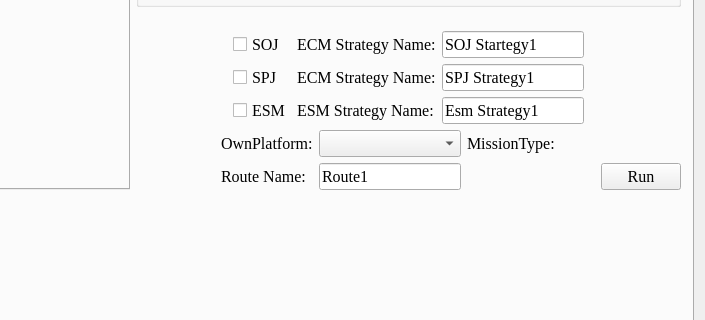
Old version of the form PathPlanGui/MainWindow.ui in the repository louie17/PathPlanning; both pictures show x 439 to 1144 and y 331 to 651 of the 1144 by 899 pixel window.
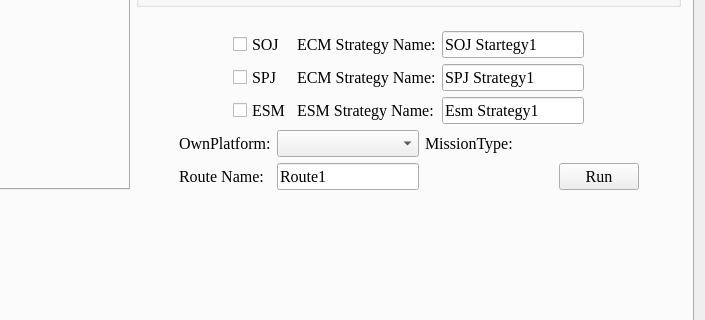
New version of the form. Custom widgets are drawn as their Qt base class.

Commit message: 解决由SOJ-checkBox状态检查导致的EcmStartegy类对象无法实例化问题

What changed in the file:
```diff
--- a/PathPlanGui/MainWindow.ui
+++ b/PathPlanGui/MainWindow.ui
@@ -3418,6 +3418,19 @@
                   </item>
                  </layout>
                 </item>
+                <item>
+                 <spacer name="horizontalSpacer_22">
+                  <property name="orientation">
+                   <enum>Qt::Horizontal</enum>
+                  </property>
+                  <property name="sizeHint" stdset="0">
+                   <size>
+                    <width>40</width>
+                    <height>20</height>
+                   </size>
+                  </property>
+                 </spacer>
+                </item>
                </layout>
               </item>
              </layout>
```
The commit also changes 1 other file.
